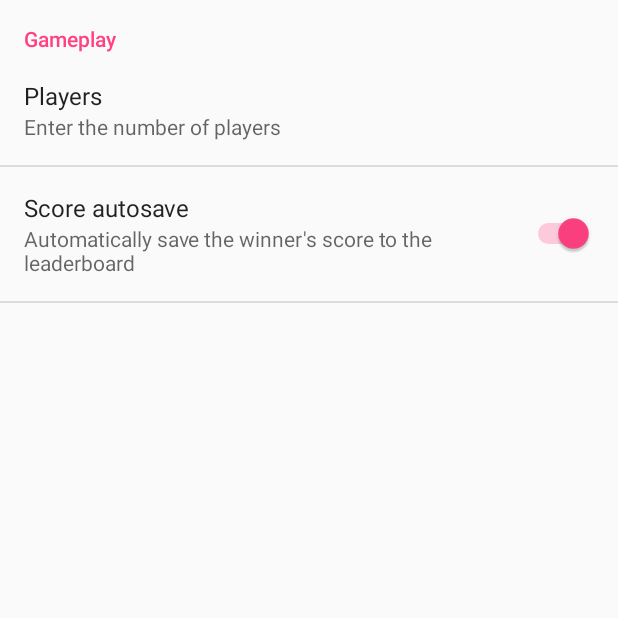
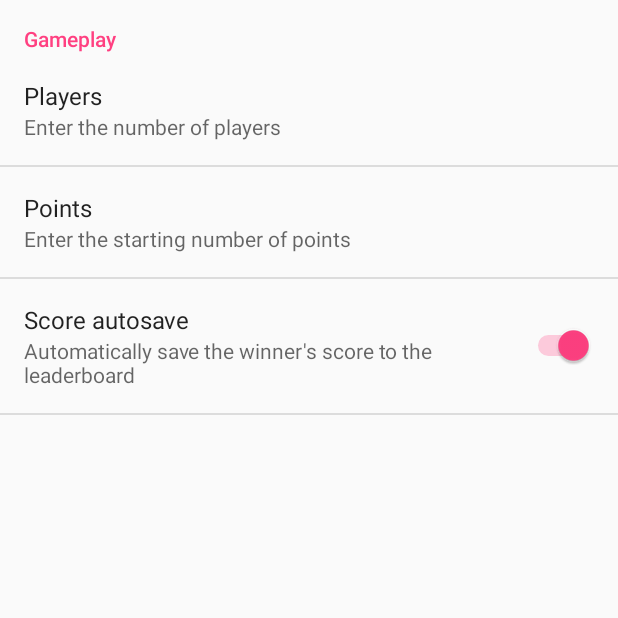
Before and after one commit to adambodera/score, an Android app: the SettingsActivity screen opened directly, with no data from a screen before it, on a phone screen of 412 x 824 dp, the top half of it. Run offline under Robolectric (Android 15) with nearby library versions, the phone set to English and light mode, and no system bars.

Commit message:
Added Starting points setting.

```diff
--- a/app/src/main/java/com/example/adam/score/SettingsActivity.java
+++ b/app/src/main/java/com/example/adam/score/SettingsActivity.java
@@ -6,6 +6,8 @@ import android.os.Bundle;
 public class SettingsActivity extends Activity {
 
     public static final String KEY_PREF_NUM_OF_PLAYERS = "pref_number_of_players";
+    public static final String KEY_PREF_NUM_OF_POINTS = "pref_starting_num_of_points";
+    public static final String KEY_PREF_SCORE_AUTOSAVE = "pref_score_autosave";
 
     @Override
     protected void onCreate(Bundle savedInstanceState) {
--- a/app/src/main/res/values/arrays.xml
+++ b/app/src/main/res/values/arrays.xml
@@ -12,4 +12,16 @@
         <item>3</item>
         <item>4</item>
     </string-array>
+    <string-array name="pref_starting_num_of_points">
+        <item>40 Points</item>
+        <item>50 Points</item>
+        <item>60 Points</item>
+        <item>70 Points</item>
+    </string-array>
+    <string-array name="pref_starting_num_of_points_values">
+        <item>40</item>
+        <item>50</item>
+        <item>60</item>
+        <item>70</item>
+    </string-array>
 </resources>
--- a/app/src/main/res/values/strings.xml
+++ b/app/src/main/res/values/strings.xml
@@ -8,12 +8,15 @@
     <string name="player_name_ok">Ok</string>
     <string name="player_name_cancel">Cancel</string>
     <string name="number_of_players">Players</string>
-    <integer name="number_of_players_default">50</integer>
+    <string name="number_of_players_default">2</string>
     <string name="number_of_players_summary">Enter the number of players</string>
     <string name="number_of_players_dialog_title">Select the value</string>
     <string name="score_autosave">Score autosave</string>
     <string name="score_autosave_summary">Automatically save the winner\'s score to the leaderboard</string>
     <string name="pref_gameplay_category">Gameplay</string>
     <string name="title_activity_settings">Settings</string>
-
+    <string name="starting_num_of_points">Points</string>
+    <string name="starting_num_of_points_default">50</string>
+    <string name="starting_num_of_points_summary">Enter the starting number of points</string>
+    <string name="starting_num_of_points_dialog_title">Select the value</string>
 </resources>
--- a/app/src/main/res/xml/preferences.xml
+++ b/app/src/main/res/xml/preferences.xml
@@ -6,11 +6,19 @@
         <ListPreference
             android:key="pref_number_of_players"
             android:title="@string/number_of_players"
-            android:defaultValue="@integer/number_of_players_default"
+            android:defaultValue="@string/number_of_players_default"
             android:summary="@string/number_of_players_summary"
             android:dialogTitle="@string/number_of_players_dialog_title"
             android:entries="@array/pref_num_of_players"
             android:entryValues="@array/pref_num_of_players_values" />
+        <ListPreference
+            android:key="pref_starting_num_of_points"
+            android:title="@string/starting_num_of_points"
+            android:defaultValue="@string/starting_num_of_points_default"
+            android:summary="@string/starting_num_of_points_summary"
+            android:dialogTitle="@string/starting_num_of_points_dialog_title"
+            android:entries="@array/pref_starting_num_of_points"
+            android:entryValues="@array/pref_starting_num_of_points_values" />
         <SwitchPreference
             android:key="pref_score_autosave"
             android:title="@string/score_autosave"
```
